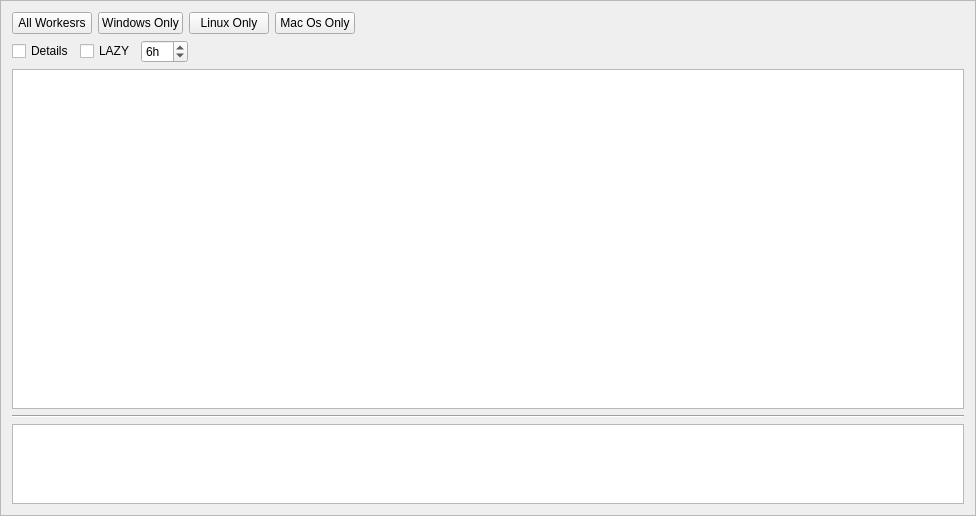
danlabici/taskcluster-worker-checker, file ui/check_status.ui: the form before one commit.
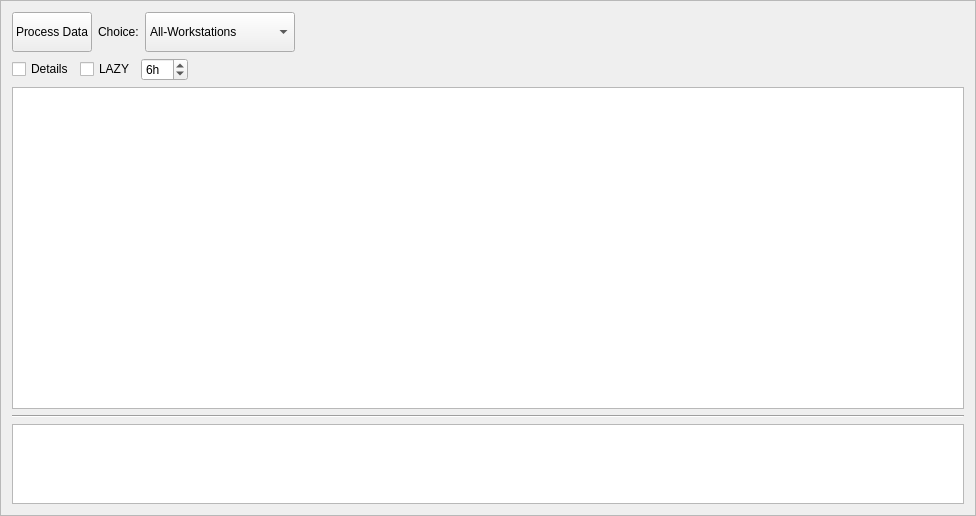
The form after the commit.

Diff of the .ui file:
```diff
--- a/ui/check_status.ui
+++ b/ui/check_status.ui
@@ -28,35 +28,7 @@
   <layout class="QVBoxLayout" name="verticalLayout">
    <item>
     <layout class="QGridLayout" name="gridLayout">
-     <item row="0" column="0">
-      <widget class="QPushButton" name="all_btn">
-       <property name="text">
-        <string>All Workesrs</string>
-       </property>
-      </widget>
-     </item>
-     <item row="0" column="1">
-      <widget class="QPushButton" name="win_btn">
-       <property name="text">
-        <string>Windows Only</string>
-       </property>
-      </widget>
-     </item>
-     <item row="0" column="2">
-      <widget class="QPushButton" name="linux_btn">
-       <property name="text">
-        <string>Linux Only</string>
-       </property>
-      </widget>
-     </item>
      <item row="0" column="3">
-      <widget class="QPushButton" name="mac_btn">
-       <property name="text">
-        <string>Mac Os Only</string>
-       </property>
-      </widget>
-     </item>
-     <item row="0" column="4">
       <spacer name="horizontalSpacer">
        <property name="orientation">
         <enum>Qt::Horizontal</enum>
@@ -69,6 +41,56 @@
        </property>
       </spacer>
      </item>
+     <item row="0" column="0">
+      <widget class="QPushButton" name="process_btn">
+       <property name="minimumSize">
+        <size>
+         <width>0</width>
+         <height>40</height>
+        </size>
+       </property>
+       <property name="text">
+        <string>Process Data</string>
+       </property>
+      </widget>
+     </item>
+     <item row="0" column="2">
+      <widget class="QComboBox" name="machine_combo">
+       <property name="minimumSize">
+        <size>
+         <width>150</width>
+         <height>40</height>
+        </size>
+       </property>
+       <item>
+        <property name="text">
+         <string>All-Workstations</string>
+        </property>
+       </item>
+       <item>
+        <property name="text">
+         <string>w1064-Windows</string>
+        </property>
+       </item>
+       <item>
+        <property name="text">
+         <string>linux64-Linux</string>
+        </property>
+       </item>
+       <item>
+        <property name="text">
+         <string>yosemite-Machintosh</string>
+        </property>
+       </item>
+      </widget>
+     </item>
+     <item row="0" column="1">
+      <widget class="QLabel" name="label">
+       <property name="text">
+        <string>Choice:</string>
+       </property>
+      </widget>
+     </item>
     </layout>
    </item>
    <item>
```
